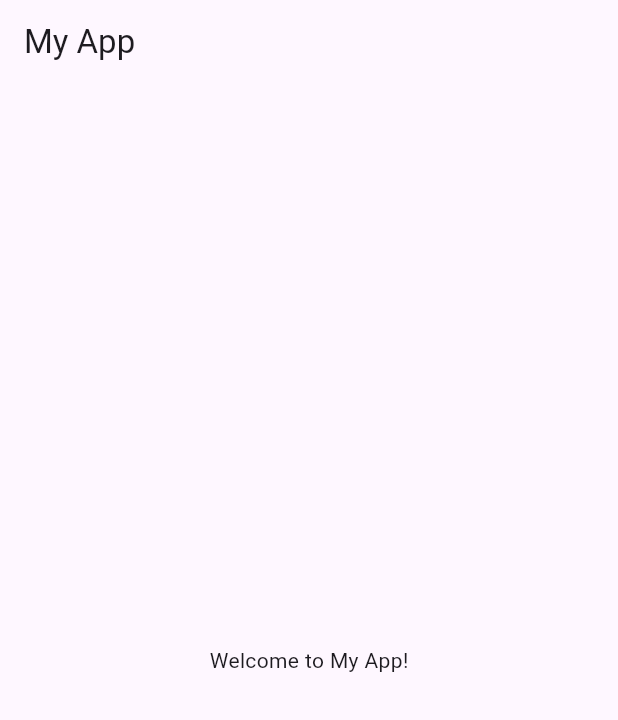
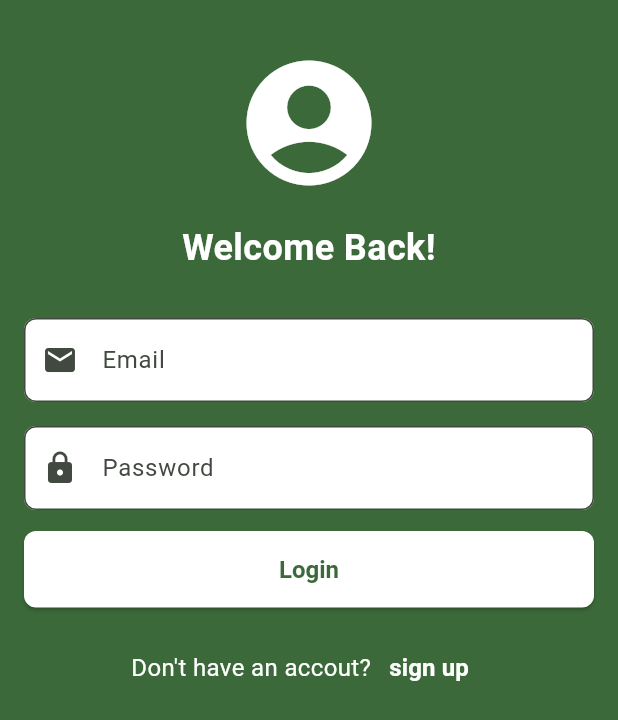
Before and after one commit to SungWonSong/DailyTasks, a Flutter app: the screen it shows after launch, on a phone screen of 412 x 824 dp. Shown: the top 720 px of the screen. Run offline on Flutter 3.47's test engine with Material 3 defaults, Android fonts, the phone set to English and light mode, and no system bars; our stand-ins replace firebase_auth, firebase_core; accounts and stored records are empty.

Commit message:
<authentication> firebase basic 코드 등록 / firestore plug in 완료

```diff
--- /dev/null
+++ b/lib/firebase/firebase_user.dart
@@ -0,0 +1,90 @@
+import 'package:flutter/material.dart';
+import 'package:firebase_auth/firebase_auth.dart';
+
+
+enum Status { uninitialized, authenticated, authenticating, unauthenticated}
+
+class UserProvider extends ChangeNotifier {
+  final FirebaseAuth firebaseAuth;
+  Status _status;
+  User? _user;
+
+  Status get status => _status;
+  User? get user => _user;
+
+
+  UserProvider()
+  : firebaseAuth = FirebaseAuth.instance,
+    _user = FirebaseAuth.instance.currentUser,
+  // 삼항연산자로 status 표시
+    _status = FirebaseAuth.instance.currentUser != null
+        ? Status.authenticated
+        : Status.unauthenticated {
+    firebaseAuth.authStateChanges().listen(_onStateChanged);
+    // FirebaseAuth 인스턴스에서 인증 상태가 변경될 때마다 이를 감지하고, 해당 변경사항에 대응하기 위해 _onStateChanged 메소드를 호출하는 역할
+    // 여기서 인증 상태 변경이란 사용자가 로그인하거나 로그아웃하는 행위를 포함, 사용자의 인증 정보에 변동이 있는 경우 호출
+  }
+
+  Future<String> signUp(String email, String password) async {
+    try {
+      _status = Status.authenticating;
+      notifyListeners();
+      await firebaseAuth.createUserWithEmailAndPassword(email: email, password: password);
+      return 'Success';
+    } on FirebaseAuthException catch (e) {
+      _status = Status.unauthenticated;
+      notifyListeners();
+      if (e.message!.contains("weak-password")){
+        return "The password provided is too weak";
+      } else if (e.message!.contains("email-already-in-use")){
+        return "An account already exists for that email.";
+      } else {
+        return e.message!;
+      }
+    } catch (e) {
+      return e.toString();
+    }
+  }
+
+  Future<String> signIn(String email, String password) async {
+    try{
+      _status = Status.authenticating;
+      notifyListeners();
+      await firebaseAuth.signInWithEmailAndPassword(email: email, password: password)
+      return 'Success';
+    } on FirebaseAuthException catch (e) {
+      _status = Status.unauthenticated;
+      notifyListeners();
+      if (e.message!.contains("user-not-found")) {
+        return "No user found for that email.";
+      } else if (e.message!.contains("wrong-password")) {
+        return "Wrong password provided for that user.";
+      } else {
+        return e.message!;
+      }
+    } catch (e) {
+      return e.toString();
+    }
+  }
+
+  Future<void> signOut() async {
+    await firebaseAuth.signOut();
+    _status = Status.unauthenticated;
+    notifyListeners();
+  }
+
+
+  Future<void> _onStateChanged(User? user) async {
+    if(user == null){
+      _status = Status.unauthenticated;
+    } else {
+      _status = Status.authenticated;
+    }
+    notifyListeners();
+  }
+
+// * notifyListeners() : notifyListeners() 메서드는 Flutter의 상태 관리에서 중요한 역할
+// 이 메서드는 주로 ChangeNotifier 클래스를 상속받은 객체 내에서 사용,객체의 상태가 변경되었음을 알리기 위해 호출됩니다.
+// 상태가 변경되었다는 것을 알리면, Flutter 프레임워크는 해당 객체를 듣고 있는 위젯들에게 상태 변화를 알리고 위젯 재구성실시
+
+}
--- a/lib/main.dart
+++ b/lib/main.dart
@@ -1,8 +1,13 @@
 import 'package:flutter/material.dart';
 import 'package:firebase_core/firebase_core.dart';
-import 'firebase_options.dart';
+import 'package:dailytask/firebase/firebase_options.dart';
 import 'package:provider/provider.dart';
 import 'package:firebase_auth/firebase_auth.dart';
+import 'package:dailytask/firebase/firebase_user.dart';
+import 'package:dailytask/user/view/authenticationScreen.dart';
+import 'package:dailytask/user/view/homeScreen.dart';
+
+// firebase 기본 코드 (필수코드)
 
 void main() async {
   WidgetsFlutterBinding.ensureInitialized();
@@ -12,19 +17,26 @@ void main() async {
   runApp(MyApp());
 }
 
+// * binding : 우리가 어떤 파일을 실행했을때 해당 파일이 자동적으로 특정 애플리케이션과 연결 및 실행됨
+//   ensureInitialized : 초기상태 보장, 앱 바인딩 초기화되었는지 확인
+//   종류 : WidgetsFlutterBinding( 애플리케이션 UI 렌더링 가능 ) vs ServiceBinding(Flutter 서비에서 대한 바인딩 실시)
+// */
 
 class MyApp extends StatelessWidget {
   const MyApp({Key? key}) : super(key: key);
 
   @override
   Widget build(BuildContext context) {
-    return MaterialApp(
-      home: Scaffold(
-        appBar: AppBar(
-          title: Text('My App'),
-        ),
-        body: Center(
-          child: Text('Welcome to My App!'),
+    return ChangeNotifierProvider(
+      create: (context) => UserProvider(),
+      child: MaterialApp(
+        debugShowCheckedModeBanner: false,
+        theme: ThemeData(
+            colorScheme: ColorScheme.fromSeed(seedColor: Colors.green)),
+        home: Consumer<UserProvider>(
+          builder: (context, user, child) => user.status == Status.authenticated
+              ? homeScreen()
+              : authenticationScreen(),
         ),
       ),
     );
--- /dev/null
+++ b/lib/user/view/authenticationScreen.dart
@@ -0,0 +1,164 @@
+import 'package:flutter/material.dart';
+import 'package:provider/provider.dart';
+import 'package:dailytask/firebase/firebase_user.dart';
+
+
+class authenticationScreen extends StatefulWidget {
+  const authenticationScreen({super.key});
+
+  @override
+  State<authenticationScreen> createState() => _authenticationScreenState();
+}
+
+class _authenticationScreenState extends State<authenticationScreen> {
+  final TextEditingController _emailController = TextEditingController();
+  final TextEditingController _passwordController = TextEditingController();
+  String message = '';
+
+  @override
+  Widget build(BuildContext context) {
+    final userProvider = Provider.of<UserProvider>(context);
+
+    return Scaffold(
+      backgroundColor: Theme
+          .of(context)
+          .colorScheme
+          .primary,
+      body: SingleChildScrollView(
+        child: Padding(
+          padding: EdgeInsets.all(16),
+          child: Column(
+            crossAxisAlignment: CrossAxisAlignment.stretch,
+            children: [
+              SizedBox(height: 16.0),
+              Icon(
+                Icons.account_circle,
+                size: 100,
+                color: Colors.white,
+              ),
+              SizedBox(
+                height: 16.0,
+              ),
+              Text(
+                'Welcome Back!',
+                textAlign: TextAlign.center,
+                style: TextStyle(
+                    fontSize: 24,
+                    fontWeight: FontWeight.bold,
+                    color: Colors.white),
+              ),
+              SizedBox(
+                height: 30,
+              ),
+              TextField(
+                controller: _emailController,
+                decoration: InputDecoration(
+                    hintText: 'Email',
+                    fillColor: Colors.white,
+                    filled: true,
+                    border: OutlineInputBorder(
+                      borderRadius: BorderRadius.circular(8),
+                    ),
+                    prefixIcon: Icon(Icons.email)),
+              ),
+              SizedBox(
+                height: 16,
+              ),
+              TextField(
+                controller: _passwordController,
+                decoration: InputDecoration(
+                    hintText: 'Password',
+                    fillColor: Colors.white,
+                    filled: true,
+                    border: OutlineInputBorder(
+                      borderRadius: BorderRadius.circular(8),
+                    ),
+                    prefixIcon: Icon(Icons.lock)),
+                obscureText: true,
+              ),
+              SizedBox(
+                height: 14,
+              ),
+              ElevatedButton(
+                onPressed: () async {
+                  String result = await userProvider.signIn(
+                      _emailController.text, _passwordController.text);
+                  setState(() {
+                    message = result == 'Success' ? '' : result;
+                  });
+                },
+                style: ElevatedButton.styleFrom(
+                    backgroundColor: Colors.white,
+                    textStyle: TextStyle(fontSize: 16),
+                    shape: RoundedRectangleBorder(
+                      borderRadius: BorderRadius.circular(8),
+                    )),
+                child: Padding(
+                  padding: EdgeInsets.symmetric(vertical: 16),
+                  child: Text(
+                    'Login',
+                    style: TextStyle(
+                        fontSize: 16,
+                        fontWeight: FontWeight.bold,
+                        color: Theme
+                            .of(context)
+                            .colorScheme
+                            .primary),
+                  ),
+                ),
+              ),
+              SizedBox(
+                height: 16,
+              ),
+              Row(
+                mainAxisAlignment: MainAxisAlignment.center,
+                children: [
+                  Text(
+                    'Don\'t have an accout?',
+                    style: TextStyle(
+                      color: Colors.white,
+                      fontSize: 16,
+                    ),
+                  ),
+                  TextButton(
+                    onPressed: () async {
+                      String result = await userProvider.signUp(
+                          _emailController.text, _passwordController.text);
+                      setState(() {
+                        message = result == 'Success' ? '' : result;
+                      });
+                    },
+                    child: Text(
+                      'sign up',
+                      style: TextStyle(
+                          fontSize: 16,
+                          fontWeight: FontWeight.bold,
+                          color: Colors.white),
+                    ),
+                  ),
+                ],
+              ),
+              SizedBox(
+                height: 10,
+              ),
+              SizedBox(
+                width: 400,
+                child: Padding(
+                  padding: EdgeInsets.all(8.0),
+                  child: Text(
+                    message,
+                    style: TextStyle(
+                      fontSize: 14,
+                      color: Colors.red,
+                      fontWeight: FontWeight.bold,
+                    ),
+                  ),
+                ),
+              )
+            ],
+          ),
+        ),
+      ),
+    );
+  }
+}
--- /dev/null
+++ b/lib/user/view/homeScreen.dart
@@ -0,0 +1,12 @@
+import 'package:flutter/material.dart';
+import 'package:provider/provider.dart';
+import 'package:dailytask/firebase/firebase_user.dart';
+
+class homeScreen extends StatelessWidget {
+  const homeScreen({super.key});
+
+  @override
+  Widget build(BuildContext context) {
+    return const Placeholder();
+  }
+}
--- a/pubspec.yaml
+++ b/pubspec.yaml
@@ -36,7 +36,9 @@ dependencies:
   # Use with the CupertinoIcons class for iOS style icons.
   cupertino_icons: ^1.0.2
   firebase_core: ^2.24.2
-  firebase_auth: ^4.2.10
+  firebase_auth: ^4.16.0
+  provider: ^6.0.5
+  cloud_firestore: ^4.14.0
 
 dev_dependencies:
   flutter_test:
```
Also changed, not shown: lib/firebase/firebase_options.dart (renamed from lib/firebase_options.dart), pubspec.lock, 3 other files.
